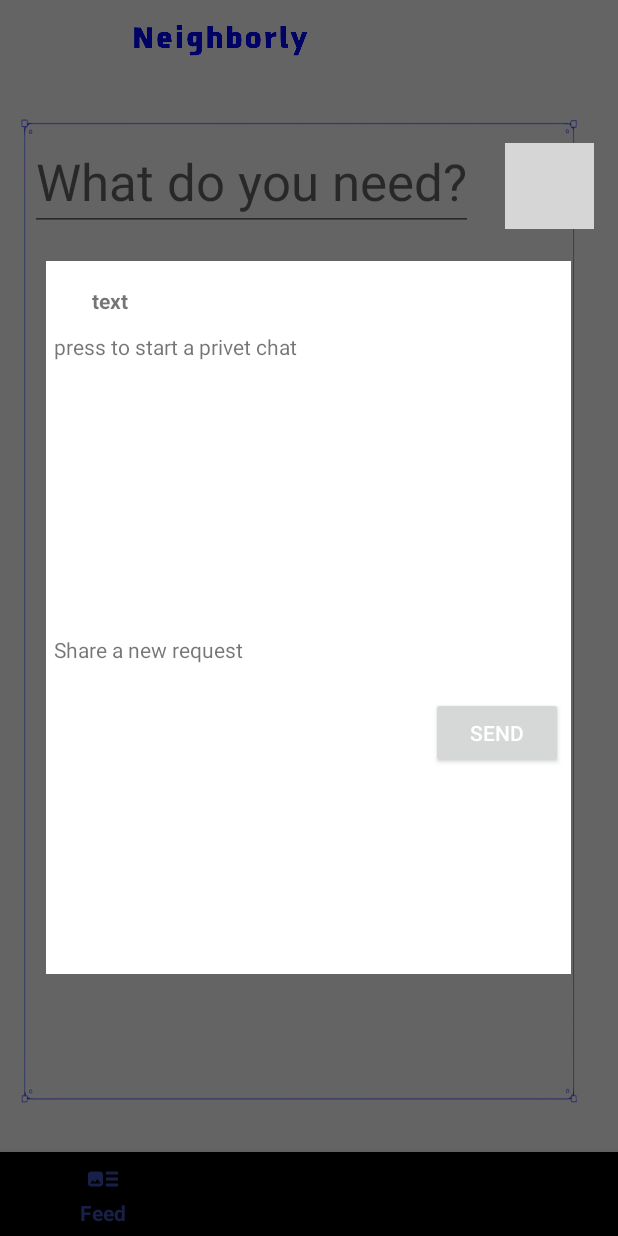
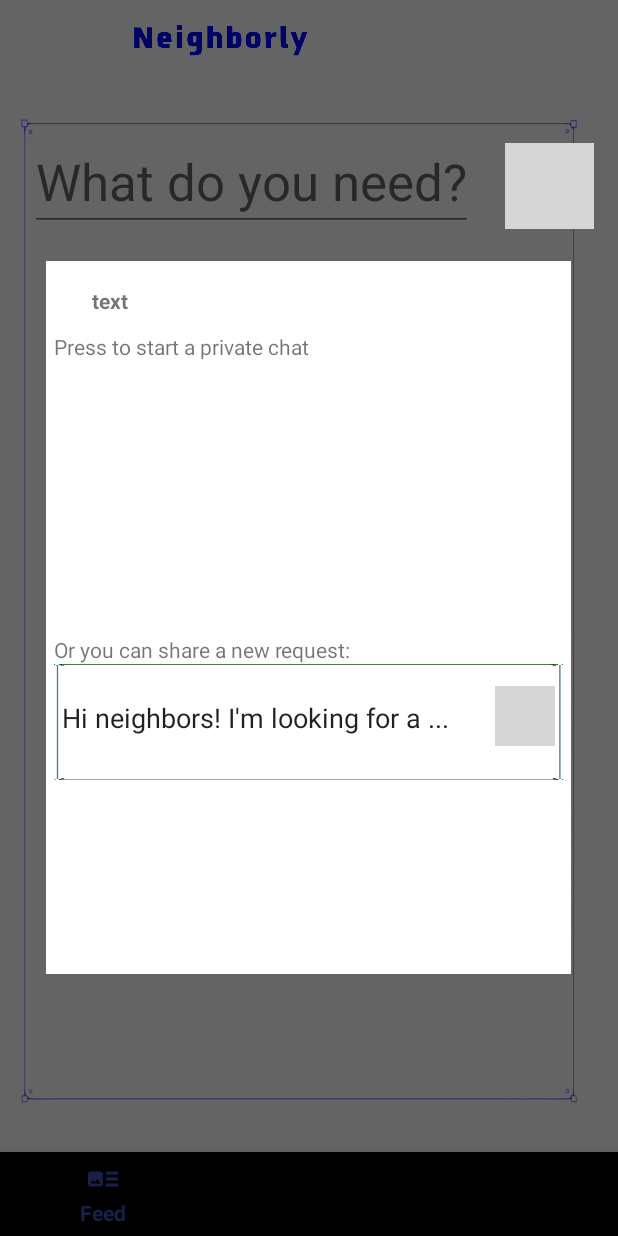
Before and after one commit to Yaelsarusi/Neighborly, an Android app: the screen it shows after launch once a user with an empty profile is signed in (MainActivity), after a tap on an icon or button, on a phone screen of 412 x 824 dp. Run offline under Robolectric (Android 15) with nearby library versions, the phone set to English and light mode, and no system bars; our stand-ins replace Firebase (no records; nobody signed in at launch, a user with empty details on screens opened directly); 6 statements that could not run were skipped; grey boxes are pictures that could not be loaded.

Commit message:
Can create a new request for the neighbors to see.

```diff
--- a/app/src/main/java/com/example/neighborly/Constants.java
+++ b/app/src/main/java/com/example/neighborly/Constants.java
@@ -4,4 +4,5 @@ public class Constants {
     public static final String DB_BUILDINGS = "Buildings";
     public static final String DB_USERS = "Users";
     public static final String DB_MESSAGES = "messages";
+    public static final String REQUESTS = "Requests";
 }
--- a/app/src/main/java/com/example/neighborly/FeedFragment.java
+++ b/app/src/main/java/com/example/neighborly/FeedFragment.java
@@ -18,6 +18,9 @@ import androidx.annotation.NonNull;
 import androidx.annotation.Nullable;
 import androidx.fragment.app.Fragment;
 
+import com.google.firebase.database.DatabaseReference;
+import com.google.firebase.database.FirebaseDatabase;
+
 import java.util.HashMap;
 import java.util.List;
 import java.util.Map;
@@ -25,6 +28,7 @@ import java.util.Map;
 
 
 public class FeedFragment extends Fragment {
+    private final FirebaseDatabase database = FirebaseDatabase.getInstance();
     private static final String introText= "Hi %1s, we found neighbors that have the item you were looking for!";
     private View feedView;
     private Dialog popupRequestDialog;
@@ -42,7 +46,8 @@ public class FeedFragment extends Fragment {
             @Override
             public void onClick(View v) {
                 searchText = feedView.findViewById(R.id.SearchText);
-                showPopup(v, searchForItem(searchText.getText().toString()));
+                String itemName = searchText.getText().toString();
+                showPopup(v, itemName, searchForItem(itemName));
             }
         });
 
@@ -72,29 +77,62 @@ public class FeedFragment extends Fragment {
         return foundItems;
     }
 
-    private void showPopup(View view, Map<UserModelFacade,ItemModel> foundItems) {
-        Button sendButton;
+    private void showPopup(View view, final String itemName, Map<UserModelFacade,ItemModel> foundItems) {
+        ImageButton sendButton;
         popupRequestDialog.setContentView(R.layout.popup_add_request);
-
+        EditText requestMessageEditor = popupRequestDialog.findViewById(R.id.editRequestMessage);
+        requestMessageEditor.setText(String.format(getString(R.string.neighborly_send_help_message), itemName));
         TextView intro = popupRequestDialog.findViewById(R.id.intro);
         intro.setText(String.format(introText, UserModelDataHolder.getInstance().getCurrentUser().getPresentedName()));
         ListView neighborsListView = popupRequestDialog.findViewById(R.id.foundNeighbors);
-        neighborsListView.setAdapter(new SearchResultListAdapter(getActivity(), foundItems, getContext()));
+        neighborsListView.setAdapter(new SearchResultListAdapter(getActivity(), foundItems, getContext(), itemName));
 
         sendButton = popupRequestDialog.findViewById(R.id.send);
         sendButton.setOnClickListener(new View.OnClickListener() {
             @Override
             public void onClick(View view) {
-                Intent intent = new Intent(getActivity(), RequestActivity.class);
-                // todo get real id
-                //intent.putExtra("context", RequestActivity.itemRequestContext);
-                intent.putExtra("itemId", 0);
-                intent.putExtra("itemName", searchText.getText().toString());
-                startActivity(intent);
-                popupRequestDialog.dismiss();
+                EditText requestMessageEditor = popupRequestDialog.findViewById(R.id.editRequestMessage);
+                String newItemRequestContent = requestMessageEditor.getText().toString();
+                UserModel curUser = UserModelDataHolder.getInstance().getCurrentUser();
+
+                DatabaseReference requestsRef = database.getReference().child(Constants.REQUESTS);
+
+                // Generate a reference to a new location and add some data using push()
+                DatabaseReference requestKeyRef = requestsRef.push();
+
+                // Get the unique ID generated by push() by accessing its key
+                String requestId = requestKeyRef.getKey();
+                if (requestId != null) {
+                    RequestModel newRequest = new RequestModel(requestId, false, curUser.getId(),
+                            newItemRequestContent, itemName);
+                    Map<String, Object> requests = new HashMap<>();
+                    requests.put(requestId, newRequest);
+
+                    requestKeyRef.setValue(newRequest);
+                    addItemsUnderBuildingInDB(newRequest);
+
+                    Intent intent = new Intent(getActivity(), RequestActivity.class);
+                    intent.putExtra("requestType", RequestActivity.REQUEST_ITEM);
+                    intent.putExtra("requestId", requestId);
+                    startActivity(intent);
+
+                    popupRequestDialog.dismiss();
+                }
             }
         });
         popupRequestDialog.getWindow().setBackgroundDrawable(new ColorDrawable(Color.TRANSPARENT));
         popupRequestDialog.show();
     }
+
+    private void addItemsUnderBuildingInDB(RequestModel newRequest) {
+        DatabaseReference buildingsRef = database.getReference().child(Constants.DB_BUILDINGS);
+
+        // update the building model
+        BuildingModel currentBuilding = BuildingModelDataHolder.getInstance().getCurrentBuilding();
+        currentBuilding.addRequestToList(newRequest);
+
+        Map<String, Object> buildings = new HashMap<>();
+        buildings.put(currentBuilding.getAddress(), currentBuilding);
+        buildingsRef.updateChildren(buildings);
+    }
 }
--- a/app/src/main/java/com/example/neighborly/SearchResultListAdapter.java
+++ b/app/src/main/java/com/example/neighborly/SearchResultListAdapter.java
@@ -24,17 +24,19 @@ public class SearchResultListAdapter extends BaseAdapter {
     LayoutInflater inflater;
     Context context;
     Activity activity;
+    String itemName;
 
     public SearchResultListAdapter(Activity activity) {
         neighborsList = new ArrayList<>();
         this.activity = activity;
     }
 
-    public SearchResultListAdapter(Activity activity, Map<UserModelFacade,ItemModel> map, Context context) {
+    public SearchResultListAdapter(Activity activity, Map<UserModelFacade,ItemModel> map, Context context, String itemName) {
         this.neighborsItemsMap = map;
         this.neighborsList = new ArrayList<>(map.keySet());
         this.context = context;
         this.activity = activity;
+        this.itemName = itemName;
     }
 
     public int getCount() {
@@ -58,7 +60,7 @@ public class SearchResultListAdapter extends BaseAdapter {
         View row;
         row = inflater.inflate(R.layout.search_result_details, parent, false);
 
-        UserModelFacade curNeighbor = neighborsList.get(position);
+        final UserModelFacade curNeighbor = neighborsList.get(position);
         Map<Integer, String> neighborMap = new HashMap<>();
         neighborMap.put(R.id.neighborName, curNeighbor.getPresentedName());
         setVales(row, neighborMap , R.id.neighborPic, curNeighbor.getImageUriString());
@@ -75,8 +77,9 @@ public class SearchResultListAdapter extends BaseAdapter {
             public void onClick(View v) {
                 UserModelFacade neighbor = neighborsList.get(position);
                 Intent intent = new Intent(SearchResultListAdapter.this.activity, RequestActivity.class);
-                //intent.putExtra("context", RequestActivity.chatContext);
-                intent.putExtra("neighbor", neighbor);
+                intent.putExtra("requestType", RequestActivity.REQUEST_PRIVATE_CHAT);
+                intent.putExtra("neighbor", neighbor.getId());
+                intent.putExtra("itemName", itemName);
                 SearchResultListAdapter.this.activity.startActivity(intent);
             }
         });
--- a/app/src/main/res/layout/activity_request.xml
+++ b/app/src/main/res/layout/activity_request.xml
@@ -63,7 +63,7 @@
             android:src="@drawable/send" />
 
         <EditText
-            android:id="@+id/editTextInput"
+            android:id="@+id/editRequestMessage"
             android:layout_width="352dp"
             android:layout_height="38dp"
             android:layout_alignParentBottom="true"
--- a/app/src/main/res/layout/popup_add_request.xml
+++ b/app/src/main/res/layout/popup_add_request.xml
@@ -25,7 +25,7 @@
             android:layout_width="match_parent"
             android:layout_height="wrap_content"
             android:layout_marginTop="5pt"
-            android:text="press to start a privet chat" />
+            android:text="@string/start_private_chat_title" />
 
         <ListView
             android:id="@+id/foundNeighbors"
@@ -44,19 +44,41 @@
         android:orientation="vertical">
 
         <TextView
-            android:id="@+id/textView2"
+            android:id="@+id/newRequestTitle"
             android:layout_width="match_parent"
             android:layout_height="wrap_content"
-            android:text="Share a new request" />
+            android:text="@string/share_a_new_request_title" />
     </LinearLayout>
 
-    <Button
-        android:id="@+id/send"
-        android:layout_width="wrap_content"
-        android:layout_height="wrap_content"
-        android:layout_gravity="end"
-        android:layout_marginTop="10pt"
-        android:text="Send"
-        android:textColor="@color/white" />
+    <RelativeLayout
+        android:id="@+id/bottom"
+        android:layout_width="match_parent"
+        android:layout_height="77dp"
+        android:background="@drawable/frame_large"
+        android:padding="5dp">
+
+        <EditText
+            android:id="@+id/editRequestMessage"
+            android:layout_width="291dp"
+            android:layout_height="61dp"
+            android:layout_alignParentBottom="true"
+            android:layout_marginEnd="0dp"
+            android:layout_marginBottom="6dp"
+            android:layout_toStartOf="@+id/send"
+            android:background="@android:color/transparent"
+            android:hint="@string/neighborly_send_help_message" />
+
+        <ImageButton
+            android:id="@+id/send"
+            android:layout_width="40dp"
+            android:layout_height="40dp"
+            android:layout_alignParentEnd="true"
+            android:layout_alignParentBottom="true"
+            android:layout_marginBottom="17dp"
+            android:background="@color/fui_transparent"
+            android:contentDescription="@string/com_facebook_send_button_text"
+            android:src="@drawable/send" />
+
+    </RelativeLayout>
 
 </LinearLayout>
--- a/app/src/main/res/values/strings.xml
+++ b/app/src/main/res/values/strings.xml
@@ -43,4 +43,8 @@
     <string name="neighborly_help_message">I can help you out! :)</string>
     <string name="private_chat_title">Private chat with %s</string>
     <string name="private_messages_db_path">messages/%s_%s</string>
+    <string name="request_item_from_neighbor_message">Hey %s! Can I please borrow your %s?</string>
+    <string name="neighborly_send_help_message">Hi neighbors! I\'m looking for a %s...</string>
+    <string name="start_private_chat_title">Press to start a private chat</string>
+    <string name="share_a_new_request_title">Or you can share a new request:</string>
 </resources>
```
Also changed, not shown: app/src/main/java/com/example/neighborly/BuildingModel.java (+9 -0 lines), app/src/main/java/com/example/neighborly/RequestActivity.java (+16 -3 lines), app/src/main/res/layout/activity_request_public.xml (+18 -16 lines), app/src/main/res/layout/search_result_details.xml (+11 -11 lines).
